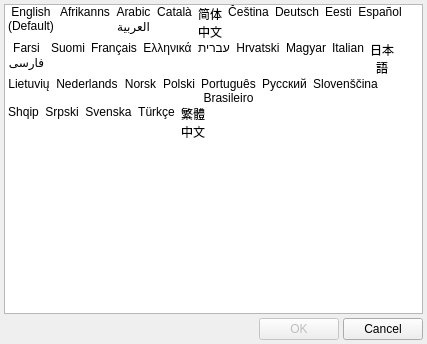
The window that Quazaa/UI/dialoglanguage.ui (c3c/quazaa) describes before a commit, drawn with Qt 5.
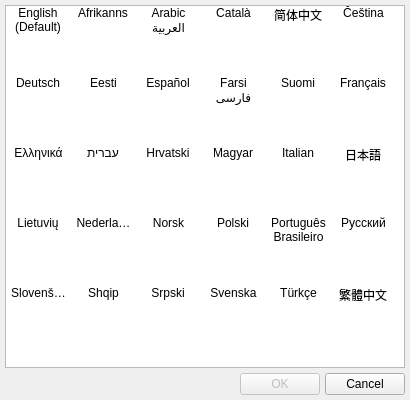
The same window after the commit. Icons and pictures are not drawn.

Commit message: [GUI] Improvements to language selection dialog: * Icons aligned to grid to make selection area appear more clean. * Simplified underlying XML structure. * Spacing adjustments.

Diff of the .ui file:
```diff
--- a/Quazaa/UI/dialoglanguage.ui
+++ b/Quazaa/UI/dialoglanguage.ui
@@ -9,20 +9,20 @@
    <rect>
     <x>0</x>
     <y>0</y>
-    <width>427</width>
-    <height>344</height>
+    <width>410</width>
+    <height>400</height>
    </rect>
   </property>
   <property name="minimumSize">
    <size>
-    <width>427</width>
-    <height>344</height>
+    <width>410</width>
+    <height>400</height>
    </size>
   </property>
   <property name="maximumSize">
    <size>
-    <width>427</width>
-    <height>344</height>
+    <width>410</width>
+    <height>400</height>
    </size>
   </property>
   <property name="windowTitle">
@@ -40,57 +40,31 @@
   </property>
   <layout class="QGridLayout" name="gridLayout_2">
    <property name="margin">
-    <number>0</number>
+    <number>5</number>
    </property>
    <property name="spacing">
-    <number>0</number>
+    <number>5</number>
    </property>
-   <item row="1" column="0">
-    <layout class="QGridLayout" name="gridLayoutFooter">
-     <property name="margin">
-      <number>4</number>
-     </property>
-     <property name="spacing">
-      <number>4</number>
-     </property>
-     <item row="1" column="0">
-      <spacer name="horizontalSpacerFooter">
-       <property name="orientation">
-        <enum>Qt::Horizontal</enum>
-       </property>
-       <property name="sizeHint" stdset="0">
-        <size>
-         <width>40</width>
-         <height>20</height>
-        </size>
-       </property>
-      </spacer>
-     </item>
-     <item row="1" column="1">
-      <widget class="QPushButton" name="pushButtonOK">
-       <property name="enabled">
-        <bool>false</bool>
-       </property>
-       <property name="text">
-        <string>OK</string>
-       </property>
-      </widget>
-     </item>
-     <item row="1" column="2">
-      <widget class="QPushButton" name="pushButtonCancel">
-       <property name="text">
-        <string>Cancel</string>
-       </property>
-      </widget>
-     </item>
      <item row="0" column="0" colspan="3">
       <widget class="QListWidget" name="listWidgetLanguages">
+     <property name="verticalScrollBarPolicy">
+      <enum>Qt::ScrollBarAlwaysOff</enum>
+     </property>
+     <property name="horizontalScrollBarPolicy">
+      <enum>Qt::ScrollBarAlwaysOff</enum>
+     </property>
        <property name="resizeMode">
         <enum>QListView::Adjust</enum>
        </property>
        <property name="layoutMode">
         <enum>QListView::SinglePass</enum>
        </property>
+     <property name="gridSize">
+      <size>
+       <width>65</width>
+       <height>70</height>
+      </size>
+     </property>
        <property name="viewMode">
         <enum>QListView::IconMode</enum>
        </property>
@@ -375,7 +349,35 @@
        </item>
       </widget>
      </item>
-    </layout>
+   <item row="1" column="0">
+    <spacer name="horizontalSpacerFooter">
+     <property name="orientation">
+      <enum>Qt::Horizontal</enum>
+     </property>
+     <property name="sizeHint" stdset="0">
+      <size>
+       <width>40</width>
+       <height>20</height>
+      </size>
+     </property>
+    </spacer>
+   </item>
+   <item row="1" column="1">
+    <widget class="QPushButton" name="pushButtonOK">
+     <property name="enabled">
+      <bool>false</bool>
+     </property>
+     <property name="text">
+      <string>OK</string>
+     </property>
+    </widget>
+   </item>
+   <item row="1" column="2">
+    <widget class="QPushButton" name="pushButtonCancel">
+     <property name="text">
+      <string>Cancel</string>
+     </property>
+    </widget>
    </item>
   </layout>
  </widget>
```
Left out of the diff: 2 changed lines with no effect on the pictures. Lines whose indentation alone changed are shown as unchanged.
